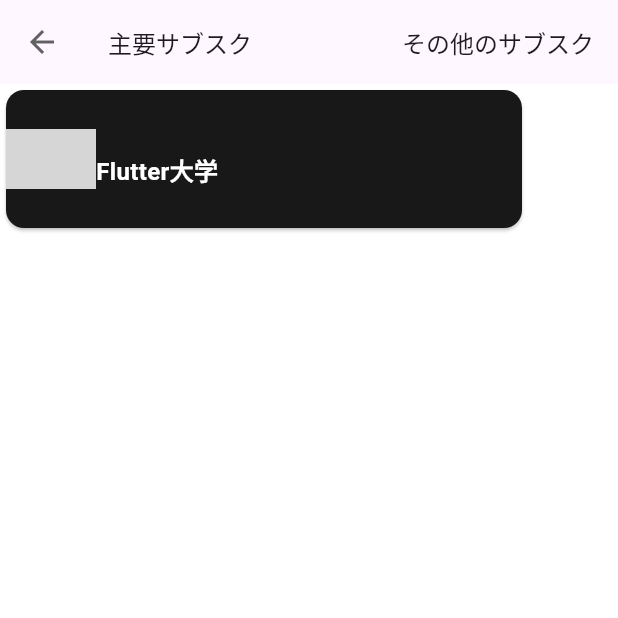
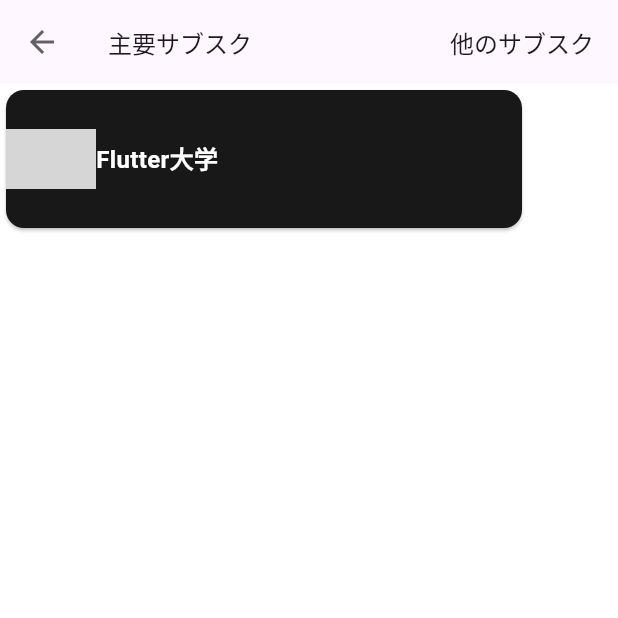
Before and after one commit to tomoki1590/UnSubScribeApp, a Flutter app: the AddSubscribePage screen opened directly, on a phone screen of 412 x 824 dp, the top half of it. Run offline on Flutter 3.47's test engine with Material 2 defaults, Android fonts, the phone set to English and light mode, and no system bars; our stand-ins replace cloud_firestore, firebase_core, flutter_riverpod, freezed_annotation; accounts and stored records are empty; network calls fail; grey boxes are pictures that could not be loaded.

Commit message:
addSubscribeタイトル修正

```diff
--- a/lib/presentation/page/add_subscibe_page.dart
+++ b/lib/presentation/page/add_subscibe_page.dart
@@ -16,7 +16,7 @@ class AddSubscribePage extends StatelessWidget {
             ),
             Expanded(child: SizedBox()),
             Text(
-              'その他のサブスク',
+              '他のサブスク',
               style: TextStyle(fontSize: 16),
             )
           ],
@@ -34,7 +34,6 @@ class AddSubscribePage extends StatelessWidget {
                   color: Color.fromRGBO(24, 24, 24, 1),
                   child: Center(
                     child: Row(
-                      crossAxisAlignment: CrossAxisAlignment.end,
                       children: [
                         Image(
                           image: NetworkImage(
```
